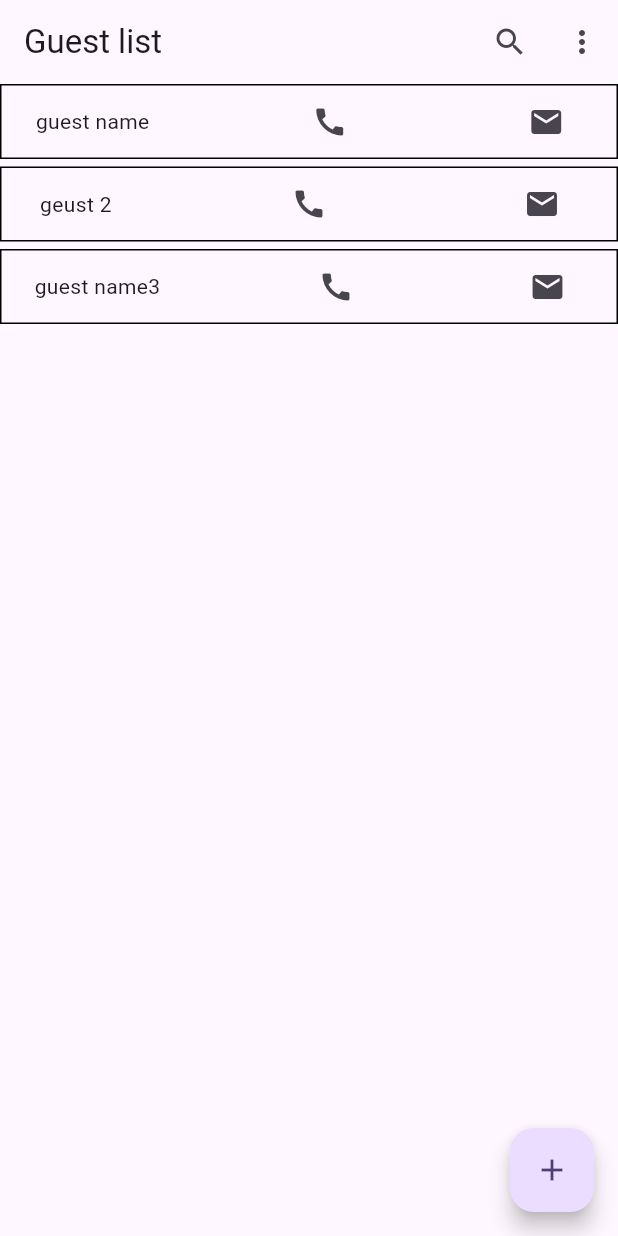
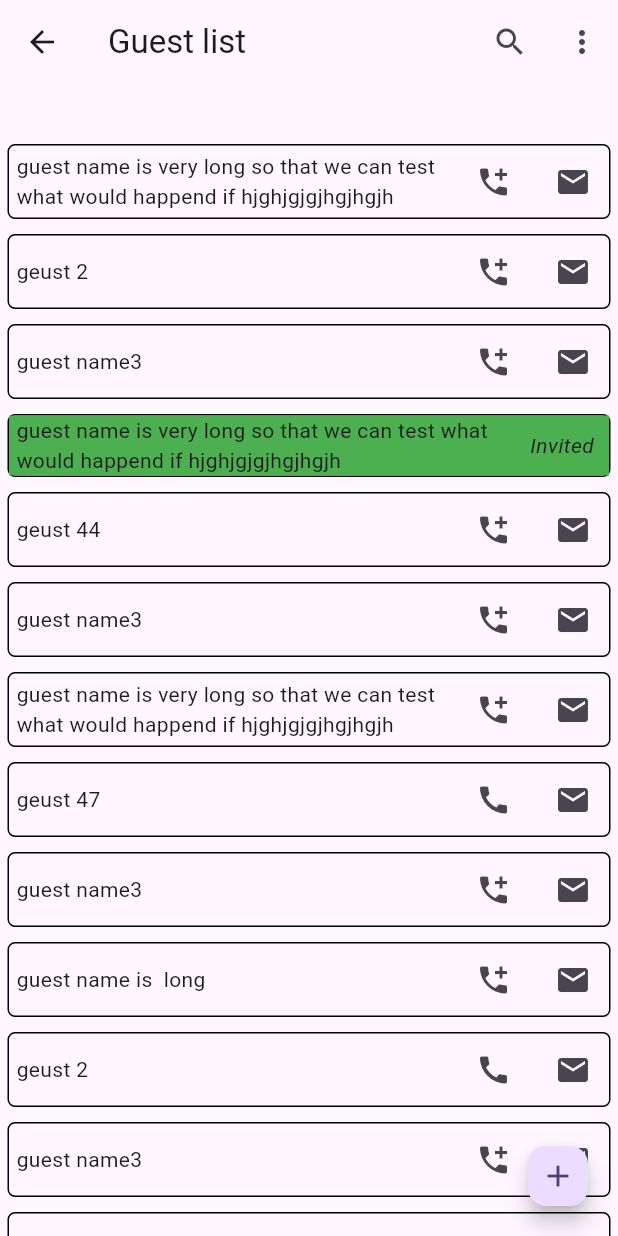
Before and after one commit to imen-bouabdallah/wedding_planner, a Flutter app: the Guest_list screen opened directly, on a phone screen of 412 x 824 dp. Run offline on Flutter 3.47's test engine with Material 3 defaults, Android fonts, the light colour scheme and no system bars.

Commit message:
Update todo list

```diff
--- a/lib/classes/Guest.dart
+++ b/lib/classes/Guest.dart
@@ -1,11 +1,12 @@
 class Guest{
   String _name;
-  int _phoneNumber=0;
+  String _phoneNumber= '';
   bool _isInvited = false;
 
   Guest(this._name);
 
   Guest.withNumber(this._name, this._phoneNumber);
+  Guest.withInvite(this._name, this._phoneNumber, this._isInvited);
 
   bool get isInvited => _isInvited;
 
@@ -13,9 +14,9 @@
     _isInvited = value;
   }
 
-  int get phoneNumber => _phoneNumber;
+  String get phoneNumber => _phoneNumber;
 
-  set phoneNumber(int value) {
+  set phoneNumber(String value) {
     _phoneNumber = value;
   }
 
--- a/lib/screens/guestList.dart
+++ b/lib/screens/guestList.dart
@@ -1,4 +1,5 @@
 import 'package:flutter/material.dart';
+import 'package:url_launcher/url_launcher.dart';
 import 'package:wedding_planner/classes/Guest.dart';
 
 class Guest_list extends StatefulWidget {
@@ -10,34 +11,70 @@
 
 class _Guest_listState extends State<Guest_list> {
   @override
-  final guest_list = [Guest("guest name"),
-    Guest.withNumber("geust 2", 0555354),
-    Guest("guest name3")
+
+
+
+  List guest_list = [Guest("guest name is very long so that we can test what would happend if hjghjgjgjhgjhgjh"),
+    Guest("geust 2"),
+    Guest("guest name3"),
+    Guest.withInvite("guest name is very long so that we can test what would happend if hjghjgjgjhgjhgjh", '0555354', true),
+    Guest("geust 44"),
+    Guest("guest name3"),
+    Guest("guest name is very long so that we can test what would happend if hjghjgjgjhgjhgjh"),
+    Guest.withNumber("geust 47", '0555354'),
+    Guest("guest name3"),
+    Guest("guest name is  long"),
+    Guest.withNumber("geust 2", '0555354'),
+    Guest("guest name3"),
+    Guest("guest name hjghjgjgjhgjhgjh"),
+    Guest.withInvite("geust 2", '0555354', true),
+    Guest("guest name3"),
   ];
 
   Container guest(Guest guest){
     return  Container(
       color:  guest.isInvited ? Colors.green : Colors.transparent,
-      child: guest.isInvited ?
+      child: guest.isInvited ? ///if the guest is invited
       Row(
           children: [
-            Text(guest.name),
+            const SizedBox(width: 5,),
+            Expanded(child: Text(guest.name)),
             const Text(
               'Invited',
               style: TextStyle(
                 fontStyle: FontStyle.italic,
               ),),
+            const SizedBox(width: 10,),
           ]
       )
-          :
+          : ///if guest not yet invited
       Row(
-        mainAxisAlignment: MainAxisAlignment.spaceAround,
+        mainAxisAlignment: MainAxisAlignment.start,
         children: [
-          Text(guest.name),
           const SizedBox(width: 5,),
-          IconButton(onPressed: (){}, icon: const Icon(Icons.call),),
+          Expanded(child: Text(guest.name)),
+          //TODO if the number if availble else change the icon with a plus sign and the function would let you add the number
+          guest.phoneNumber.isNotEmpty ? //if phone number is available
+          IconButton(
+            onPressed: () async {
+              final call = Uri.parse('tel:${guest.phoneNumber}');
+              if (await canLaunchUrl(call)) {
+                launchUrl(call);
+              } else {
+                throw 'Could not launch $call';
+              }
+            },
+            icon: const Icon(Icons.call),)
+          : // if phone number not available
+          IconButton(
+              onPressed: (){
+
+              },
+              icon: const Icon(Icons.add_call)),
           const SizedBox(width: 5,),
-          IconButton(onPressed: (){}, icon: Icon(guest.isInvited ? Icons.email_outlined : Icons.email),),
+          IconButton(
+            onPressed: (){},
+            icon: Icon(guest.isInvited ? Icons.email_outlined : Icons.email),),
 
         ],
       ),
@@ -49,36 +86,45 @@
     return Scaffold(
       appBar: AppBar(
         title: const Text('Guest list'),
+        //elevation: 5,
+        shadowColor: Theme.of(context).shadowColor,
+        scrolledUnderElevation: 4.0,
         actions: [
           IconButton(
               onPressed: (){},
               icon: const Icon(Icons.search)),
           IconButton(
               onPressed: (){},
+
               icon: const Icon(Icons.more_vert) ),
         ],
       ),
+
+
       body: ListView(
         children: [
+          const SizedBox(height:40,),
           for(int i=0; i<guest_list.length; i++)
             Column(
               children: [
                 Container(
+                  margin: const EdgeInsets.fromLTRB(5, 0, 5, 0),
                   decoration: BoxDecoration(
                     border: Border.all(
                       color: Colors.black
                     ),
+                    borderRadius: const BorderRadius.all(Radius.circular(5)),
                   ),
                   child: guest(guest_list[i]),
                 ),
-                const SizedBox(height: 5,),
+                const SizedBox(height: 10,),
               ],
             ),
-
+          const SizedBox(height: 50),
 
         ],
       ),
-      floatingActionButton: FloatingActionButton(
+      floatingActionButton: FloatingActionButton.small(
         onPressed: (){},
         child: const Icon(Icons.add),
       ),
--- a/pubspec.yaml
+++ b/pubspec.yaml
@@ -35,6 +35,10 @@
   # The following adds the Cupertino Icons font to your application.
   # Use with the CupertinoIcons class for iOS style icons.
   cupertino_icons: ^1.0.2
+
+  url_launcher: ^6.2.4
+  # to sort lists
+  collection: ^1.17.0
 
 dev_dependencies:
   flutter_test:
```
Also changed, not shown: lib/classes/ToDo_item.dart (added, +47 -0 lines), lib/main.dart (+81 -14 lines), lib/screens/createTodo.dart (added, +10 -0 lines), lib/screens/todo.dart (deleted, +0 -42 lines), lib/screens/todoList.dart (added, +141 -0 lines), lib/classes/User.dart (added), pubspec.lock, 7 other files.
